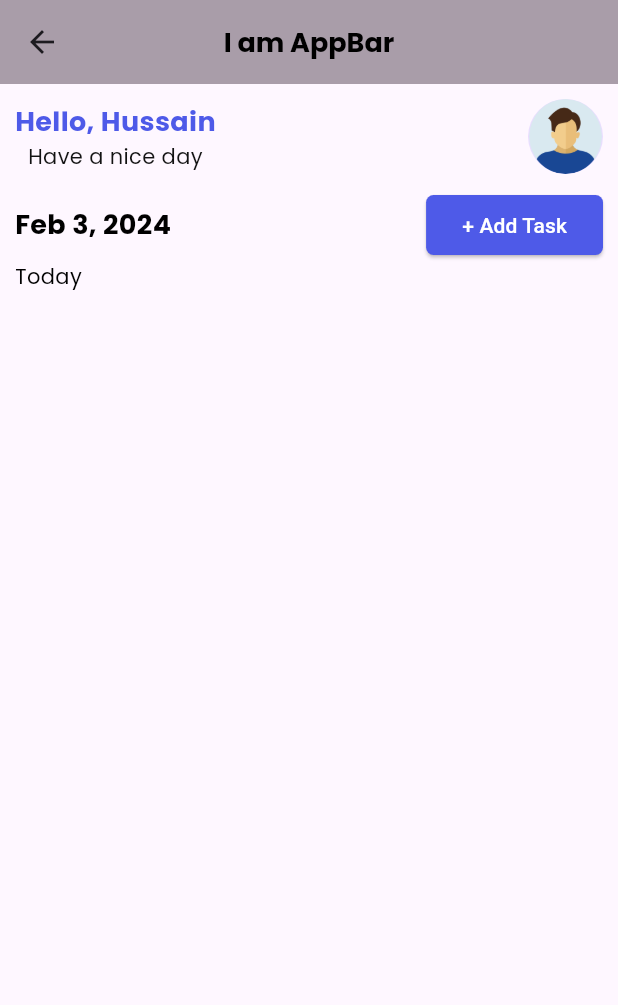
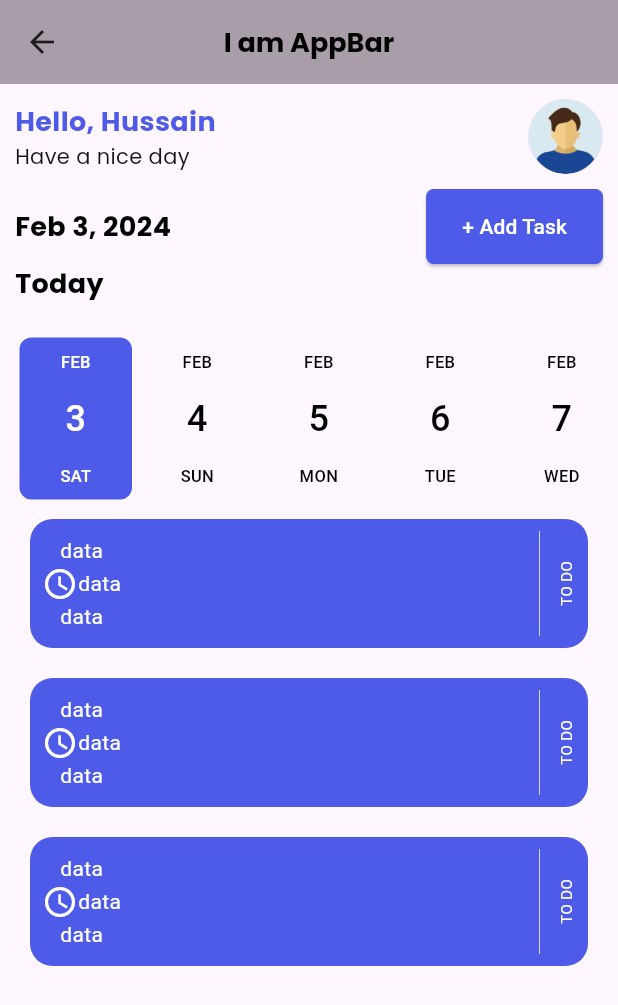
Before and after one commit to HussainFadl/Taskati-Flutter-G114-, a Flutter app: the HomeView screen opened directly, on a phone screen of 412 x 824 dp. Shown: the top 1005 px of the screen. Run offline on Flutter 3.47's test engine with Material 3 defaults, Android fonts, the phone set to English and light mode, and no system bars; drawn by our look-alikes of date_picker_timeline; our stand-ins replace flutter_svg, gap, google_fonts, image_picker, lottie.

Commit message:
The ListView in HomeView Design

```diff
--- a/lib/Featuers/home_view.dart
+++ b/lib/Featuers/home_view.dart
@@ -1,5 +1,4 @@
-
-
+import 'package:date_picker_timeline/date_picker_widget.dart';
 import 'package:flutter/material.dart';
 import 'package:gap/gap.dart';
 import 'package:intl/intl.dart';
@@ -17,35 +16,43 @@ class HomeView extends StatefulWidget {
 class _HomeViewState extends State<HomeView> {
   @override
   Widget build(BuildContext context) {
-    return  SafeArea(
+    return SafeArea(
       child: Scaffold(
         appBar: AppBar(
           elevation: 25,
           backgroundColor: AppColors.greyColor,
-          title:Text('I am AppBar',
-          style: getTitleStyle(),),
-          centerTitle: true,),
-        body:  Padding(
+          title: Text(
+            'I am AppBar',
+            style: getTitleStyle(),
+          ),
+          centerTitle: true,
+        ),
+        body: Padding(
           padding: const EdgeInsets.all(10),
           child: Column(
             crossAxisAlignment: CrossAxisAlignment.start,
             children: [
               // header
               Row(
-                // mainAxisAlignment: MainAxisAlignment.spaceBetween,
+                mainAxisAlignment: MainAxisAlignment.start,
                 children: [
                   Column(
+                    crossAxisAlignment: CrossAxisAlignment.start,
                     children: [
-                      Text('Hello, Hussain',
-                      style: getTitleStyle(color: AppColors.primaryColor),),
-                      Text('Have a nice day',
-                      style: getSmallStyle(color: AppColors.blackColor),),
+                      Text(
+                        'Hello, Hussain',
+                        style: getTitleStyle(color: AppColors.primaryColor),
+                      ),
+                      Text(
+                        'Have a nice day',
+                        style: getSmallStyle(color: AppColors.blackColor),
+                      ),
                     ],
                   ),
                   const Spacer(),
                   const CircleAvatar(
                     backgroundImage: AssetImage('Assets/accountingImage.png'),
-                    maxRadius:25  ,
+                    maxRadius: 25,
                   )
                 ],
               ),
@@ -53,24 +60,107 @@ class _HomeViewState extends State<HomeView> {
               Row(
                 children: [
                   Text(
-                    style: getTitleStyle(),
-                    DateFormat.yMMMd().format(DateTime.now(),
-                    )
-                  ),
-
-                  Spacer(),
-                  CustomButton(text: '+ Add Task', onPressed: () {
-
-                  },)
+                      style: getTitleStyle(),
+                      DateFormat.yMMMd().format(
+                        DateTime.now(),
+                      )),
+                  const Spacer(),
+                  SizedBox(
+                    height: 50,
+                    child: CustomButton(
+                      text: '+ Add Task',
+                      onPressed: () {},
+                    ),
+                  )
                 ],
               ),
               Text(
-                    'Today',
-                    style: getSmallStyle(),
-                   )
-                  ,
+                'Today',
+                style: getTitleStyle(),
+              ),
+              Gap(20),
 
+              Column(
+                mainAxisAlignment: MainAxisAlignment.center,
+                children: <Widget>[
+                  DatePicker(
+                    DateTime.now(),
+                    initialSelectedDate: DateTime.now(),
+                    selectionColor: AppColors.primaryColor,
+                    selectedTextColor: Colors.white,
+                    onDateChange: (date) {
+                      // New date selected
+                      // setState(() {
+                      //   _selectedValue = date;
+                      // });
+                    },
+                    height: 114,
+                    width: 75,
+                  ),
+                ],
+              ),
+              Expanded(
+                child: ListView.builder(itemCount: 3,itemBuilder: (context, index){
+                   return  Container(
+                    margin: EdgeInsets.all(10),
+                    decoration: BoxDecoration(
+                      color: AppColors.primaryColor,
+                      borderRadius: BorderRadius.circular(15),
 
+                    ),
+                    child:  Padding(
+                      padding: const EdgeInsets.all(8.0),
+                      child: Row(
+                        mainAxisAlignment: MainAxisAlignment.start,
+                        children: [
+                          Column(
+                            children: [
+                              Text('data',
+                              style: TextStyle(
+                                color: AppColors.whiteColor,
+                              ),
+                              ),
+                              Row(
+                                children: [
+                                  Icon(Icons.watch_later_outlined,
+                                  color: AppColors.whiteColor,),
+                                  Text('data',
+                                  style: TextStyle(
+                                    color: AppColors.whiteColor
+                                  ),),
+                                ],
+                              ),
+                              Text('data',
+                              style: TextStyle(
+                                color: AppColors.whiteColor
+                              )),
+                            ],
+                          ),
+                          Spacer(),
+                          Container(
+                            height: 70,
+                            width: 0.5,
+                            decoration: BoxDecoration(
+                              color: AppColors.whiteColor,
+                              shape: BoxShape.rectangle,
+                            ),
+                          ),
+                          Gap(10),
+                          RotatedBox(
+                            quarterTurns: 3,
+                            child: Text('TO DO',
+                            style: TextStyle(
+                              fontSize: 10,
+                              color: AppColors.whiteColor
+                            ),),
+                          ),
+                        ],
+                      ),
+                    ),
+
+                  );
+                }),
+              )
             ],
           ),
         ),
--- a/pubspec.yaml
+++ b/pubspec.yaml
@@ -30,13 +30,14 @@ environment:
 #اي مكتبة خارجية تنضاف تحت الdependencies
 dependencies:
   cupertino_icons: ^1.0.2
+  date_picker_timeline: ^1.2.5
   flutter:
     sdk: flutter
   flutter_svg: ^2.0.9
   gap: ^3.0.1
   google_fonts: ^6.1.0
   image_picker: ^1.0.7
-  intl: ^0.19.0
+  intl: ^0.18.0
   lottie: ^3.0.0
 
 dev_dependencies:
```
Also changed, not shown: pubspec.lock.
